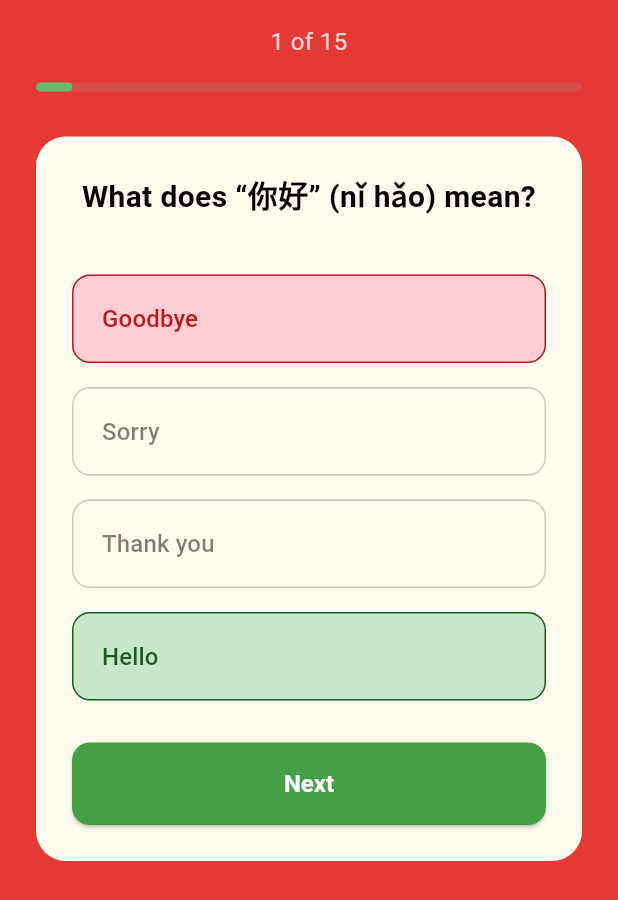
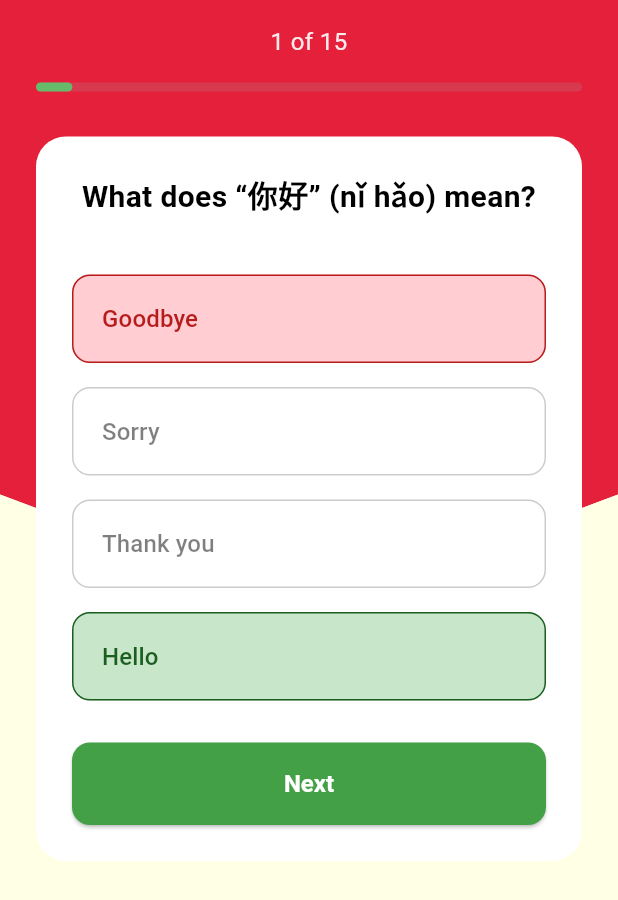
Before and after one commit to sycamore12/quiz_app, a Flutter app: the QuizScreen screen opened directly with empty values, after a tap on "Goodbye", on a phone screen of 412 x 824 dp. Shown: the top 900 px of the screen. Run offline on Flutter 3.47's test engine with Material 3 defaults, Android fonts, the phone set to English and light mode, and no system bars; Roboto replaces fonts that are missing (Montserrat).

Commit message:
feat: tambah pola dan ganti warna background pada quiz screen

```diff
--- a/lib/main.dart
+++ b/lib/main.dart
@@ -1,16 +1,20 @@
+// In lib/main.dart
 import 'package:flutter/material.dart';
 import 'package:quiz_app/screens/welcome_screen.dart';
 
-// These colors are from your quiz screen design
-// and will be used for the solid backgrounds on the quiz/results pages.
-const _lightRed = Color(0xFFE53935);
-const _darkRed = Color(0xFF2E0202);
+// --- NEW COLOR DEFINITIONS BASED ON YOUR FIGMA ---
+// Light Mode
+const _lightQuizTop = Color(0xFFE5203A); // Matches E5203A (slightly adjusted to E53935 for Material)
+const _lightQuizBottom = Color(0xFFFFFFE5); // Matches FFFFE5 (adjusted to FFFBEF for Material)
+
+// Dark Mode
+const _darkQuizTop = Color(0xFF660F24); // Matches 660F24
+const _darkQuizBottom = Color(0xFF2B0013); // Matches 2B0013
 
 void main() {
   runApp(const MyApp());
 }
 
-// 1. Convert to StatefulWidget
 class MyApp extends StatefulWidget {
   const MyApp({super.key});
 
@@ -19,11 +23,8 @@ class MyApp extends StatefulWidget {
 }
 
 class _MyAppState extends State<MyApp> {
-  // 2. Add state to hold the current theme mode
-  // We start with ThemeMode.system, which you liked.
   ThemeMode _themeMode = ThemeMode.system;
 
-  // 3. Add a function to change the theme
   void _setThemeMode(ThemeMode mode) {
     setState(() {
       _themeMode = mode;
@@ -41,12 +42,13 @@ class _MyAppState extends State<MyApp> {
         fontFamily: 'Montserrat',
         useMaterial3: true,
         colorScheme: ColorScheme.fromSeed(
-          seedColor: _lightRed,
+          seedColor: _lightQuizTop, // Use top color as seed
           brightness: Brightness.light,
-          background: _lightRed,
-          surface: const Color(0xFFFFFBEF), // Off-white card
+          background: _lightQuizBottom, // Main scaffold background (bottom color)
+          primary: _lightQuizTop,      // Primary color (top color)
+          surface: Colors.white,       // Card background for light mode
           onSurface: Colors.black,
-          onBackground: Colors.white,
+          onBackground: Colors.black,    // Text on main background
         ),
         elevatedButtonTheme: ElevatedButtonThemeData(
           style: ElevatedButton.styleFrom(
@@ -69,10 +71,11 @@ class _MyAppState extends State<MyApp> {
         fontFamily: 'Montserrat',
         useMaterial3: true,
         colorScheme: ColorScheme.fromSeed(
-          seedColor: _darkRed,
+          seedColor: _darkQuizTop, // Use top color as seed
           brightness: Brightness.dark,
-          background: _darkRed,
-          surface: const Color(0xFF2C2C2C), // Dark grey card
+          background: _darkQuizBottom, // Main scaffold background (bottom color)
+          primary: _darkQuizTop,      // Primary color (top color)
+          surface: const Color(0xFF2C2C2C), // Card background for dark mode
           onSurface: Colors.white,
           onBackground: Colors.white,
         ),
@@ -92,10 +95,8 @@ class _MyAppState extends State<MyApp> {
         ),
       ),
 
-      // 4. Use the state variable to control the theme
       themeMode: _themeMode,
 
-      // 5. Pass the function and current state to WelcomeScreen
       home: WelcomeScreen(
         currentTheme: _themeMode,
         onThemeToggle: _setThemeMode,
--- a/lib/screens/quiz_screen.dart
+++ b/lib/screens/quiz_screen.dart
@@ -2,6 +2,7 @@ import 'package:flutter/material.dart';
 import 'package:quiz_app/data/dummy_questions.dart';
 import 'package:quiz_app/screens/results_screen.dart';
 import 'package:quiz_app/widgets/answer_button.dart';
+import 'package:quiz_app/widgets/quiz_background_painter.dart'; // Import the painter
 
 class QuizScreen extends StatefulWidget {
   const QuizScreen({super.key, required this.userName});
@@ -61,13 +62,32 @@ class _QuizScreenState extends State<QuizScreen> {
     final bool isAnswered = _selectedAnswer != null;
     final theme = Theme.of(context);
 
-    return Scaffold(
-      backgroundColor: theme.colorScheme.background,
+    // Determine colors for the CustomPainter based on current theme
+    final Color topBgColor = theme.colorScheme.primary;
+    final Color bottomBgColor = theme.colorScheme.background;
+
+    // --- NEW STRUCTURE ---
+    // Use Material as the root to allow Stack to be behind the Scaffold
+    return Material(
+      child: Stack(
+        children: [
+          // --- 1. Custom Background Painter (covers edge-to-edge) ---
+          Positioned.fill(
+            child: CustomPaint(
+              painter: QuizBackgroundPainter(
+                topColor: topBgColor,
+                bottomColor: bottomBgColor,
+              ),
+            ),
+          ),
+
+          // --- 2. Transparent Scaffold on top ---
+          Scaffold(
+            backgroundColor: Colors.transparent, // Make scaffold see-through
+            // Use SafeArea to inset the content
             body: SafeArea(
               child: Padding(
                 padding: const EdgeInsets.symmetric(horizontal: 24.0),
-
-          // --- 1. WRAP THE COLUMN WITH SingleChildScrollView ---
                 child: SingleChildScrollView(
                   child: Column(
                     crossAxisAlignment: CrossAxisAlignment.stretch,
@@ -78,7 +98,9 @@ class _QuizScreenState extends State<QuizScreen> {
                         child: Text(
                           '${_currentQuestionIndex + 1} of ${questions.length}',
                           style: TextStyle(
-                      color: theme.colorScheme.onBackground.withOpacity(0.8),
+                            color: Theme.of(context).brightness == Brightness.dark
+                                ? Colors.white.withOpacity(0.8)
+                                : Colors.white.withOpacity(0.9),
                             fontSize: 16,
                           ),
                           textAlign: TextAlign.center,
@@ -91,21 +113,18 @@ class _QuizScreenState extends State<QuizScreen> {
                         minHeight: 6,
                         borderRadius: BorderRadius.circular(100),
                       ),
-
-                // --- 2. REPLACE Spacer WITH SizedBox ---
                       const SizedBox(height: 30),
 
                       // --- QUESTION CARD ---
                       Container(
                         padding: const EdgeInsets.all(24.0),
                         decoration: BoxDecoration(
-                    color: theme.colorScheme.surface,
+                          color: theme.colorScheme.surface, // Card color from theme
                           borderRadius: BorderRadius.circular(20),
                         ),
                         child: Column(
                           crossAxisAlignment: CrossAxisAlignment.stretch,
                           children: [
-                      // --- Question Text ---
                             Text(
                               currentQuestion.text,
                               style: TextStyle(
@@ -116,8 +135,6 @@ class _QuizScreenState extends State<QuizScreen> {
                               textAlign: TextAlign.center,
                             ),
                             const SizedBox(height: 30),
-
-                      // --- Answer Buttons ---
                             ..._currentShuffledAnswers.map((answer) {
                               final isCorrect = answer == currentQuestion.answers[0];
                               final isSelected = answer == _selectedAnswer;
@@ -129,8 +146,6 @@ class _QuizScreenState extends State<QuizScreen> {
                                 onTap: () => _answerQuestion(answer),
                               );
                             }),
-
-                      // --- "Next" Button (Conditional) ---
                             if (isAnswered)
                               Padding(
                                 padding: const EdgeInsets.only(top: 20.0),
@@ -145,14 +160,15 @@ class _QuizScreenState extends State<QuizScreen> {
                           ],
                         ),
                       ),
-
-                // --- 3. REPLACE Spacer WITH SizedBox FOR BOTTOM PADDING ---
                       const SizedBox(height: 30),
                     ],
                   ),
                 ),
               ),
             ),
+          ),
+        ],
+      ),
     );
   }
 }
--- /dev/null
+++ b/lib/widgets/quiz_background_painter.dart
@@ -0,0 +1,60 @@
+import 'package:flutter/material.dart';
+
+class QuizBackgroundPainter extends CustomPainter {
+  final Color topColor;
+  final Color bottomColor;
+
+  QuizBackgroundPainter({
+    required this.topColor,
+    required this.bottomColor,
+  });
+
+  @override
+  void paint(Canvas canvas, Size size) {
+    // --- 1. Path for the TOP section (red/dark red) ---
+    // This path should start at top-left, curve down,
+    // and then go all the way to the bottom-left before closing,
+    // ensuring it covers the entire upper area.
+    final Path topPath = Path();
+    topPath.lineTo(0, size.height * 0.4); // Start at top-left, go down to 40% height
+    topPath.quadraticBezierTo(
+      size.width * 0.5, // Control point X (middle of the screen)
+      size.height * 0.5, // Control point Y (slightly below the 40% line to create the curve)
+      size.width,        // End point X (right edge)
+      size.height * 0.4, // End point Y (back up to 40% height on the right)
+    );
+    topPath.lineTo(size.width, 0); // Go up to top-right
+    topPath.close(); // Close the path back to top-left
+
+    // Paint for the top section
+    final Paint topPaint = Paint()..color = topColor;
+    canvas.drawPath(topPath, topPaint);
+
+
+    // --- 2. Path for the BOTTOM section (off-white/dark grey) ---
+    // This path should start exactly where the topPath's curve ends
+    // and fill the remaining bottom area.
+    final Path bottomPath = Path();
+    bottomPath.moveTo(0, size.height * 0.4); // Start where the top path ended on the left
+    bottomPath.quadraticBezierTo(
+      size.width * 0.5, // Control point X (middle of the screen)
+      size.height * 0.5, // Control point Y (same control point as top path for a smooth curve)
+      size.width,        // End point X (right edge)
+      size.height * 0.4, // End point Y (where the top path ended on the right)
+    );
+    bottomPath.lineTo(size.width, size.height); // Go down to bottom-right
+    bottomPath.lineTo(0, size.height); // Go to bottom-left
+    bottomPath.close(); // Close the path back to start (bottom-left)
+
+    // Paint for the bottom section
+    final Paint bottomPaint = Paint()..color = bottomColor;
+    canvas.drawPath(bottomPath, bottomPaint);
+  }
+
+  @override
+  bool shouldRepaint(covariant CustomPainter oldDelegate) {
+    // Only repaint if colors change
+    return (oldDelegate as QuizBackgroundPainter).topColor != topColor ||
+           (oldDelegate as QuizBackgroundPainter).bottomColor != bottomColor;
+  }
+}
```
Lines whose indentation alone changed are shown as unchanged.
